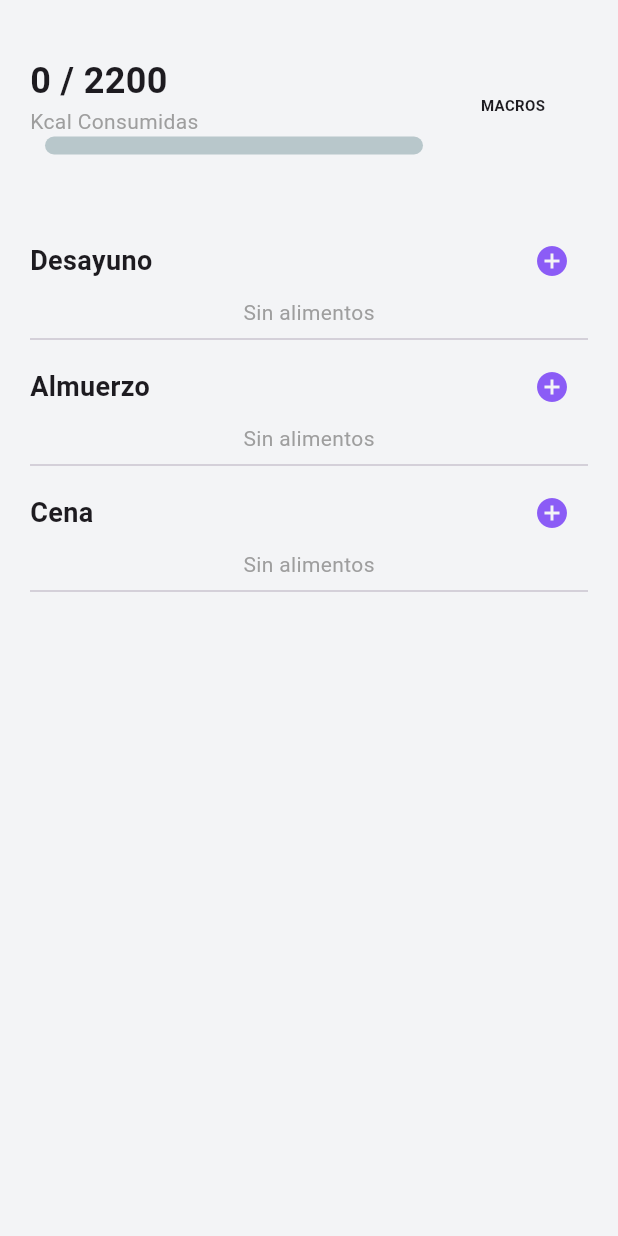
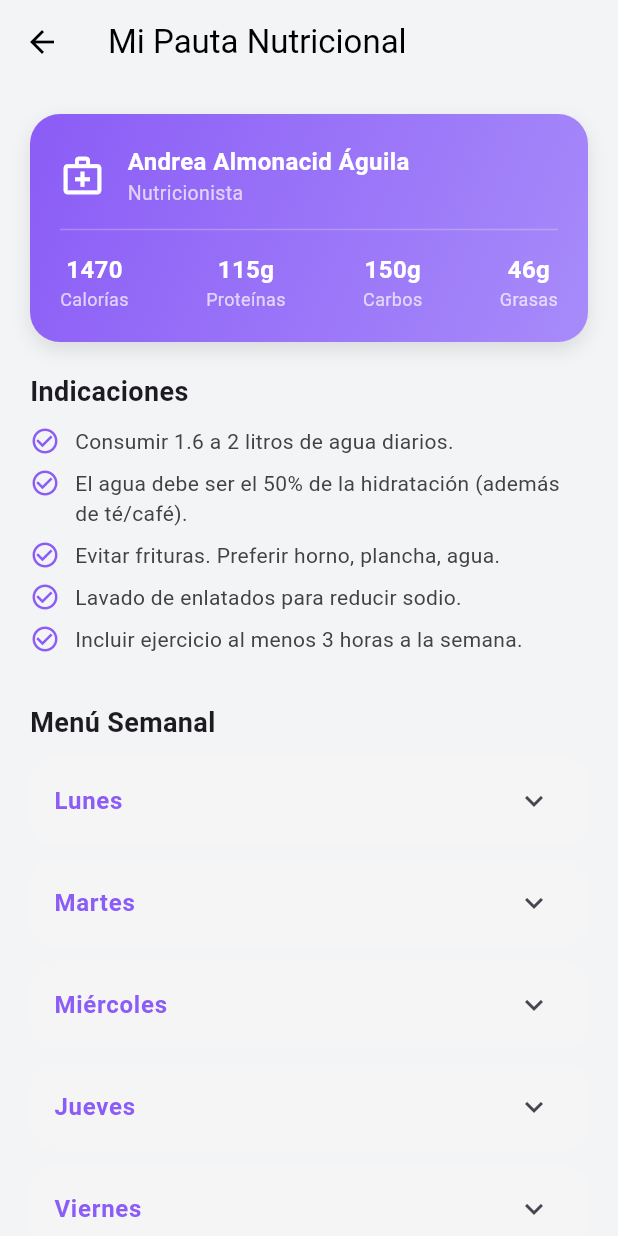
Before and after one commit to PABM25/bio_sync, a Flutter app: the NutritionScreen screen opened directly, on a phone screen of 412 x 824 dp. Run offline on Flutter 3.47's test engine with Material 3 defaults, Android fonts, the phone set to English and light mode, and no system bars; drawn by our look-alikes of fl_chart, percent_indicator; our stand-ins replace cloud_firestore, confetti, firebase_auth, firebase_core, flutter_dotenv, flutter_tts and 4 more; missing offline and left inert: health; accounts and stored records are empty.

Commit message:
feat: Introduce core data provider for user, workout, and nutrition data, add dedicated screens for nutrition and workout playback, and integrate Firebase services.

```diff
--- a/lib/presentation/providers/data_provider.dart
+++ b/lib/presentation/providers/data_provider.dart
@@ -26,14 +26,18 @@ class DataProvider with ChangeNotifier {
   int waterGlasses = 0;
 
   // Rutinas
-  RutinaDia? _rutinaIAGenerada; // Aquí guardamos la respuesta de la IA
-  List<RutinaDia> _rutinaCompleta = []; // Rutina del JSON local (Reto 45)
-  List<PlanDiario> _planNutricional = []; // Dieta del JSON local
+  RutinaDia? _rutinaIAGenerada;
+  List<RutinaDia> _rutinaCompleta = [];
+
+  // NUTRICIÓN: Datos completos del JSON
+  Map<String, dynamic> _fullNutritionalPlan = {};
+  List<PlanDiario> _menuSemanal = [];
 
   bool isLoading = true;
-  bool isGeneratingRoutine = false; // Estado para carga de IA
+  bool isGeneratingRoutine = false;
 
-  // Getter inteligente: Devuelve IA si existe, sino Fallback
+  // --- GETTERS ---
+
   RutinaDia get rutinaPersonalizada {
     if (_rutinaIAGenerada != null) {
       return _rutinaIAGenerada!;
@@ -41,7 +45,6 @@ class DataProvider with ChangeNotifier {
     return _getRutinaHardcodedFallback();
   }
 
-  // Getter para el reto de 45 días (JSON local)
   RutinaDia? get rutinaRetoHoy {
     if (_rutinaCompleta.isEmpty) return null;
     return _rutinaCompleta.firstWhere(
@@ -50,14 +53,19 @@ class DataProvider with ChangeNotifier {
     );
   }
 
-  // Getter para la dieta
+  // Getter para acceder a toda la info del JSON (Profesional, Metas, etc.)
+  Map<String, dynamic> get nutritionalPlan => _fullNutritionalPlan;
+
+  // Getter para el menú (Lista de objetos)
+  List<PlanDiario> get menuSemanal => _menuSemanal;
+
   PlanDiario? get dietaHoy {
-    if (_planNutricional.isEmpty) return null;
+    if (_menuSemanal.isEmpty) return null;
     int indexDiaSemana = (currentDay - 1) % 7;
-    if (indexDiaSemana < _planNutricional.length) {
-      return _planNutricional[indexDiaSemana];
+    if (indexDiaSemana < _menuSemanal.length) {
+      return _menuSemanal[indexDiaSemana];
     }
-    return _planNutricional.first;
+    return _menuSemanal.first;
   }
 
   String get grupoEdadUsuario {
@@ -75,7 +83,6 @@ class DataProvider with ChangeNotifier {
 
     try {
       print("🤖 Solicitando rutina a Gemini...");
-      // Llamamos al servicio mejorado que incluye reintentos y limpieza
       final jsonString = await _geminiService.generateRoutineJson(user);
 
       if (jsonString == "{}") throw Exception("Respuesta vacía de IA");
@@ -129,7 +136,6 @@ class DataProvider with ChangeNotifier {
         Ejercicio(
           nombre: "Push-ups",
           descanso: "60s",
-          // CORRECCIÓN: Valores como String ("15" en vez de 15)
           repeticionesPorEdad: {"20s": "15", "30s": "12", "40s_mas": "10"},
         ),
         Ejercicio(
@@ -157,10 +163,10 @@ class DataProvider with ChangeNotifier {
     return RutinaDia(dia: 0, enfoque: enfoque, ejercicios: ejercicios);
   }
 
-  // --- Métodos de Carga de Datos (OPTIMIZADO) ---
+  // --- Métodos de Carga de Datos (ACTUALIZADO) ---
   Future<void> loadData() async {
-    // OPTIMIZACIÓN: Si ya tenemos datos, no recargamos los archivos pesados
-    if (_rutinaCompleta.isNotEmpty && _planNutricional.isNotEmpty) {
+    // Si ya tenemos datos, no recargamos
+    if (_rutinaCompleta.isNotEmpty && _fullNutritionalPlan.isNotEmpty) {
       await _loadPreferences();
       isLoading = false;
       notifyListeners();
@@ -169,6 +175,7 @@ class DataProvider with ChangeNotifier {
 
     await _loadPreferences();
     try {
+      // 1. Cargar Reto 45
       final workoutString = await rootBundle.loadString(
         'assets/data/reto45.json',
       );
@@ -177,11 +184,17 @@ class DataProvider with ChangeNotifier {
           .map((x) => RutinaDia.fromJson(x))
           .toList();
 
+      // 2. Cargar Plan Nutricional Completo
       final dietString = await rootBundle.loadString(
         'assets/data/plan-nutri.json',
       );
       final dietJson = json.decode(dietString);
-      _planNutricional = (dietJson['menu_semanal'] as List)
+
+      // Guardamos el JSON crudo para mostrar info del profesional, etc.
+      _fullNutritionalPlan = dietJson;
+
+      // También guardamos el menú como lista de objetos (para compatibilidad)
+      _menuSemanal = (dietJson['menu_semanal'] as List)
           .map((x) => PlanDiario.fromJson(x))
           .toList();
 
--- a/lib/presentation/screens/nutrition_screen.dart
+++ b/lib/presentation/screens/nutrition_screen.dart
@@ -1,248 +1,249 @@
 import 'package:flutter/material.dart';
-import 'package:openfoodfacts/openfoodfacts.dart';
-import 'package:percent_indicator/linear_percent_indicator.dart';
-import 'package:simple_barcode_scanner/simple_barcode_scanner.dart';
-import '../../data/datasources/food_service.dart';
-import '../widgets/macro_chart.dart';
+import 'package:provider/provider.dart';
+import '../providers/data_provider.dart';
 
-class NutritionScreen extends StatefulWidget {
+class NutritionScreen extends StatelessWidget {
   const NutritionScreen({super.key});
+
   @override
-  State<NutritionScreen> createState() => _NutritionScreenState();
+  Widget build(BuildContext context) {
+    final dataProvider = Provider.of<DataProvider>(context);
+    final plan = dataProvider.nutritionalPlan;
+    final isDark = Theme.of(context).brightness == Brightness.dark;
+
+    if (plan.isEmpty) {
+      return const Center(child: CircularProgressIndicator());
     }
 
-class _NutritionScreenState extends State<NutritionScreen> {
-  double _consumedCalories = 0;
-  final double _targetCalories = 2200;
-  double _carbs = 0, _protein = 0, _fat = 0;
-  List<Product> _breakfast = [], _lunch = [], _dinner = [];
-  final FoodService _foodService = FoodService();
+    final info = plan['info_profesional'];
+    final req = plan['requerimiento_nutricional_diario'];
+    final indicaciones = plan['indicaciones_generales'] as List;
 
-  void _openSearchModal(String mealType) {
-    showModalBottomSheet(
-      context: context,
-      isScrollControlled: true,
+    return Scaffold(
+      backgroundColor: Theme.of(context).scaffoldBackgroundColor,
+      appBar: AppBar(
+        title: const Text("Mi Pauta Nutricional"),
+        centerTitle: false,
         backgroundColor: Colors.transparent,
-      builder: (context) => DraggableScrollableSheet(
-        initialChildSize: 0.9,
-        builder: (_, controller) => _SearchFoodModal(
-          scrollController: controller,
-          foodService: _foodService,
-          onAdd: (product) {
-            setState(() {
-              _consumedCalories += _foodService.getCalories(product);
-              _carbs +=
-                  product.nutriments?.getValue(
-                    Nutrient.carbohydrates,
-                    PerSize.serving,
-                  ) ??
-                  10;
-              _protein +=
-                  product.nutriments?.getValue(
-                    Nutrient.proteins,
-                    PerSize.serving,
-                  ) ??
-                  5;
-              _fat +=
-                  product.nutriments?.getValue(Nutrient.fat, PerSize.serving) ??
-                  2;
-              if (mealType == 'Desayuno') _breakfast.add(product);
-              if (mealType == 'Almuerzo') _lunch.add(product);
-              if (mealType == 'Cena') _dinner.add(product);
-            });
-            Navigator.pop(context);
-          },
+        elevation: 0,
+      ),
+      body: SingleChildScrollView(
+        padding: const EdgeInsets.all(20),
+        child: Column(
+          crossAxisAlignment: CrossAxisAlignment.start,
+          children: [
+            // Tarjeta de Información Profesional
+            _buildInfoCard(context, info, req, isDark),
+            const SizedBox(height: 20),
+
+            // Indicaciones Generales
+            const Text(
+              "Indicaciones",
+              style: TextStyle(fontSize: 18, fontWeight: FontWeight.bold),
+            ),
+            const SizedBox(height: 10),
+            ...indicaciones.map((ind) => _buildIndicationTile(ind, isDark)),
+
+            const SizedBox(height: 25),
+
+            // Menú Semanal (Expansion Tiles)
+            const Text(
+              "Menú Semanal",
+              style: TextStyle(fontSize: 18, fontWeight: FontWeight.bold),
+            ),
+            const SizedBox(height: 10),
+            ...dataProvider.menuSemanal.map(
+              (dia) => _buildDayTile(dia, isDark),
+            ),
+
+            const SizedBox(height: 40),
+            Center(
+              child: Text(
+                "Registra tu consumo en Fitia",
+                style: TextStyle(
+                  color: Colors.grey[600],
+                  fontStyle: FontStyle.italic,
+                ),
+              ),
+            ),
+          ],
         ),
       ),
     );
   }
 
-  @override
-  Widget build(BuildContext context) {
-    final isDark = Theme.of(context).brightness == Brightness.dark;
-    return Scaffold(
-      backgroundColor: Theme.of(context).scaffoldBackgroundColor,
-      body: SafeArea(
-        child: SingleChildScrollView(
-          padding: const EdgeInsets.all(20.0),
+  Widget _buildInfoCard(BuildContext context, Map info, Map req, bool isDark) {
+    return Container(
+      padding: const EdgeInsets.all(20),
+      decoration: BoxDecoration(
+        gradient: LinearGradient(
+          colors: isDark
+              ? [const Color(0xFF4A148C), const Color(0xFF7B1FA2)]
+              : [const Color(0xFF8B5CF6), const Color(0xFFA78BFA)],
+          begin: Alignment.topLeft,
+          end: Alignment.bottomRight,
+        ),
+        borderRadius: BorderRadius.circular(20),
+        boxShadow: [
+          BoxShadow(
+            color: Colors.black.withOpacity(0.1),
+            blurRadius: 10,
+            offset: const Offset(0, 5),
+          ),
+        ],
+      ),
       child: Column(
+        crossAxisAlignment: CrossAxisAlignment.start,
         children: [
           Row(
             children: [
+              const Icon(
+                Icons.medical_services_outlined,
+                color: Colors.white,
+                size: 30,
+              ),
+              const SizedBox(width: 15),
               Expanded(
                 child: Column(
                   crossAxisAlignment: CrossAxisAlignment.start,
                   children: [
                     Text(
-                          "${_consumedCalories.toInt()} / ${_targetCalories.toInt()}",
+                      info['nombre'],
                       style: const TextStyle(
-                            fontSize: 24,
+                        color: Colors.white,
                         fontWeight: FontWeight.bold,
+                        fontSize: 16,
                       ),
                     ),
-                        const Text(
-                          "Kcal Consumidas",
-                          style: TextStyle(color: Colors.grey),
+                    Text(
+                      info['titulo'],
+                      style: const TextStyle(
+                        color: Colors.white70,
+                        fontSize: 13,
                       ),
-                        LinearPercentIndicator(
-                          lineHeight: 12.0,
-                          percent: (_consumedCalories / _targetCalories).clamp(
-                            0.0,
-                            1.0,
-                          ),
-                          progressColor: const Color(0xFF8B5CF6),
-                          barRadius: const Radius.circular(10),
                     ),
                   ],
                 ),
               ),
-                  SizedBox(
-                    width: 100,
-                    height: 100,
-                    child: MacroChart(
-                      carbs: _carbs,
-                      protein: _protein,
-                      fat: _fat,
+            ],
+          ),
+          const Divider(color: Colors.white24, height: 30),
+          Row(
+            mainAxisAlignment: MainAxisAlignment.spaceBetween,
+            children: [
+              _buildMacroItem("Calorías", "${req['calorias_totales']}"),
+              _buildMacroItem(
+                "Proteínas",
+                "${req['macronutrientes']['proteinas']['gramos']}g",
+              ),
+              _buildMacroItem(
+                "Carbos",
+                "${req['macronutrientes']['carbohidratos']['gramos']}g",
+              ),
+              _buildMacroItem(
+                "Grasas",
+                "${req['macronutrientes']['lipidos']['gramos']}g",
+              ),
+            ],
+          ),
+        ],
+      ),
+    );
+  }
+
+  Widget _buildMacroItem(String label, String value) {
+    return Column(
+      children: [
+        Text(
+          value,
+          style: const TextStyle(
+            color: Colors.white,
+            fontWeight: FontWeight.bold,
+            fontSize: 16,
+          ),
+        ),
+        Text(
+          label,
+          style: const TextStyle(color: Colors.white70, fontSize: 12),
+        ),
+      ],
+    );
+  }
+
+  Widget _buildIndicationTile(String text, bool isDark) {
+    return Padding(
+      padding: const EdgeInsets.only(bottom: 8.0),
+      child: Row(
+        crossAxisAlignment: CrossAxisAlignment.start,
+        children: [
+          const Icon(
+            Icons.check_circle_outline,
+            color: Color(0xFF8B5CF6),
+            size: 20,
+          ),
+          const SizedBox(width: 10),
+          Expanded(
+            child: Text(
+              text,
+              style: TextStyle(
+                color: isDark ? Colors.grey[300] : Colors.grey[800],
+              ),
             ),
           ),
         ],
       ),
-              const SizedBox(height: 30),
-              _buildMealSection("Desayuno", _breakfast, isDark),
-              _buildMealSection("Almuerzo", _lunch, isDark),
-              _buildMealSection("Cena", _dinner, isDark),
-            ],
+    );
+  }
+
+  Widget _buildDayTile(dynamic diaPlan, bool isDark) {
+    return Card(
+      elevation: 0,
+      color: isDark ? const Color(0xFF2C2C2C) : Colors.grey[100],
+      margin: const EdgeInsets.only(bottom: 10),
+      shape: RoundedRectangleBorder(borderRadius: BorderRadius.circular(15)),
+      child: ExpansionTile(
+        title: Text(
+          diaPlan.dia,
+          style: const TextStyle(
+            fontWeight: FontWeight.bold,
+            color: Color(0xFF8B5CF6),
           ),
         ),
+        childrenPadding: const EdgeInsets.fromLTRB(20, 0, 20, 20),
+        children: [
+          _buildMealRow("Desayuno", diaPlan.comidas.desayuno, isDark),
+          _buildMealRow("Almuerzo", diaPlan.comidas.almuerzo, isDark),
+          _buildMealRow("Colación", diaPlan.comidas.colacion, isDark),
+          _buildMealRow("Cena", diaPlan.comidas.cena, isDark),
+        ],
       ),
     );
   }
 
-  Widget _buildMealSection(String title, List<Product> foods, bool isDark) {
-    return Column(
+  Widget _buildMealRow(String label, String food, bool isDark) {
+    return Padding(
+      padding: const EdgeInsets.only(bottom: 12.0),
+      child: Row(
+        crossAxisAlignment: CrossAxisAlignment.start,
         children: [
-        Row(
-          mainAxisAlignment: MainAxisAlignment.spaceBetween,
-          children: [
-            Text(
-              title,
-              style: const TextStyle(fontSize: 18, fontWeight: FontWeight.bold),
-            ),
-            IconButton(
-              icon: const Icon(Icons.add_circle, color: Color(0xFF8B5CF6)),
-              onPressed: () => _openSearchModal(title),
-            ),
-          ],
-        ),
-        if (foods.isEmpty)
-          const Text("Sin alimentos", style: TextStyle(color: Colors.grey))
-        else
-          ...foods.map(
-            (f) => ListTile(
-              title: Text(f.productName ?? "Comida"),
-              subtitle: Text("${_foodService.getCalories(f).toInt()} kcal"),
-            ),
-          ),
-        const Divider(),
-      ],
-    );
-  }
-}
-
-class _SearchFoodModal extends StatefulWidget {
-  final ScrollController scrollController;
-  final FoodService foodService;
-  final Function(Product) onAdd;
-  const _SearchFoodModal({
-    required this.scrollController,
-    required this.foodService,
-    required this.onAdd,
-  });
-  @override
-  State<_SearchFoodModal> createState() => _SearchFoodModalState();
-}
-
-class _SearchFoodModalState extends State<_SearchFoodModal> {
-  final TextEditingController _controller = TextEditingController();
-  List<Product> _results = [];
-  bool _loading = false;
-
-  void _search() async {
-    if (_controller.text.isEmpty) return;
-    setState(() => _loading = true);
-    final res = await widget.foodService.searchFood(_controller.text);
-    setState(() {
-      _results = res;
-      _loading = false;
-    });
-  }
-
-  void _scanBarcode() async {
-    var res = await Navigator.push(
-      context,
-      MaterialPageRoute(builder: (context) => const SimpleBarcodeScannerPage()),
-    );
-    if (res is String && res != '-1') {
-      setState(() => _loading = true);
-      final product = await widget.foodService.getProductByBarcode(res);
-      setState(() => _loading = false);
-      if (product != null) widget.onAdd(product);
-    }
-  }
-
-  @override
-  Widget build(BuildContext context) {
-    return Container(
-      decoration: const BoxDecoration(
-        color: Colors.white,
-        borderRadius: BorderRadius.vertical(top: Radius.circular(20)),
-      ),
-      child: Column(
-        children: [
-          Padding(
-            padding: const EdgeInsets.all(20),
-            child: TextField(
-              controller: _controller,
-              decoration: InputDecoration(
-                hintText: "Buscar o escanear...",
-                suffixIcon: Row(
-                  mainAxisSize: MainAxisSize.min,
-                  children: [
-                    IconButton(
-                      icon: const Icon(Icons.qr_code_scanner),
-                      onPressed: _scanBarcode,
-                    ),
-                    IconButton(
-                      icon: const Icon(Icons.search),
-                      onPressed: _search,
-                    ),
-                  ],
-                ),
+          SizedBox(
+            width: 70,
+            child: Text(
+              label,
+              style: TextStyle(
+                fontWeight: FontWeight.w600,
+                fontSize: 13,
+                color: isDark ? Colors.grey[400] : Colors.grey[700],
               ),
             ),
           ),
           Expanded(
-            child: _loading
-                ? const Center(child: CircularProgressIndicator())
-                : ListView.builder(
-                    controller: widget.scrollController,
-                    itemCount: _results.length,
-                    itemBuilder: (ctx, i) {
-                      final p = _results[i];
-                      return ListTile(
-                        leading: p.imageFrontUrl != null
-                            ? Image.network(p.imageFrontUrl!, width: 40)
-                            : const Icon(Icons.fastfood),
-                        title: Text(p.productName ?? "Sin nombre"),
-                        subtitle: Text(
-                          "${widget.foodService.getCalories(p).toInt()} kcal",
+            child: Text(
+              food,
+              style: TextStyle(
+                fontSize: 14,
+                color: isDark ? Colors.white : Colors.black87,
               ),
-                        trailing: IconButton(
-                          icon: const Icon(Icons.add, color: Colors.green),
-                          onPressed: () => widget.onAdd(p),
-                        ),
-                      );
-                    },
             ),
           ),
         ],
--- a/lib/presentation/widgets/macro_chart.dart
+++ /dev/null
@@ -1,56 +0,0 @@
-import 'package:fl_chart/fl_chart.dart';
-import 'package:flutter/material.dart';
-
-class MacroChart extends StatelessWidget {
-  final double carbs, protein, fat;
-  const MacroChart({
-    super.key,
-    required this.carbs,
-    required this.protein,
-    required this.fat,
-  });
-
-  @override
-  Widget build(BuildContext context) {
-    return Stack(
-      alignment: Alignment.center,
-      children: [
-        PieChart(
-          PieChartData(
-            sectionsSpace: 2,
-            centerSpaceRadius: 40,
-            sections: [
-              PieChartSectionData(
-                color: Colors.greenAccent,
-                value: carbs,
-                radius: 15,
-                showTitle: false,
-              ),
-              PieChartSectionData(
-                color: Colors.blueAccent,
-                value: protein,
-                radius: 15,
-                showTitle: false,
-              ),
-              PieChartSectionData(
-                color: Colors.orangeAccent,
-                value: fat,
-                radius: 15,
-                showTitle: false,
-              ),
-            ],
-          ),
-        ),
-        const Column(
-          mainAxisSize: MainAxisSize.min,
-          children: [
-            Text(
-              "MACROS",
-              style: TextStyle(fontWeight: FontWeight.bold, fontSize: 10),
-            ),
-          ],
-        ),
-      ],
-    );
-  }
-}
--- a/pubspec.yaml
+++ b/pubspec.yaml
@@ -49,11 +49,9 @@ dependencies:
   shared_preferences: ^2.2.2
   flutter_tts: ^3.8.3
   percent_indicator: ^4.2.3
-  openfoodfacts: ^3.4.1
   confetti: ^0.7.0
   health: 13.2.1
   permission_handler: ^11.3.1
-  simple_barcode_scanner: ^0.0.8
 
 
 dev_dependencies:
```
Also changed, not shown: lib/data/datasources/food_service.dart (deleted, +0 -58 lines), lib/presentation/screens/workout_player_screen.dart (+7 -5 lines), pubspec.lock, 3 other files. Lines whose indentation alone changed are shown as unchanged.
